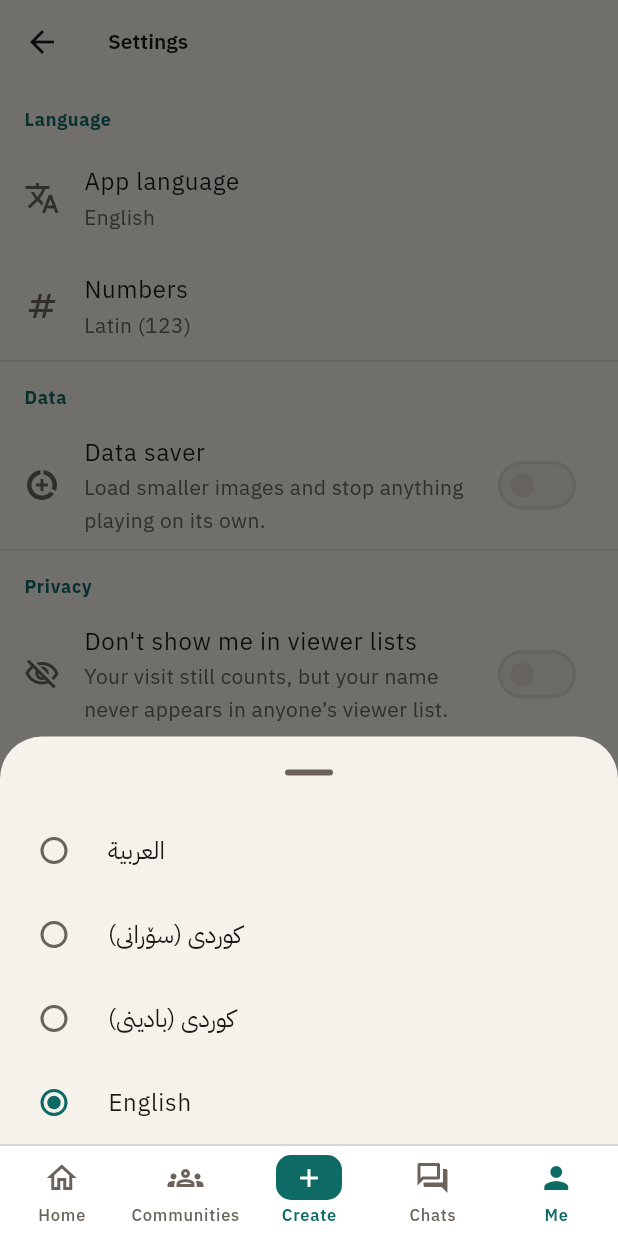
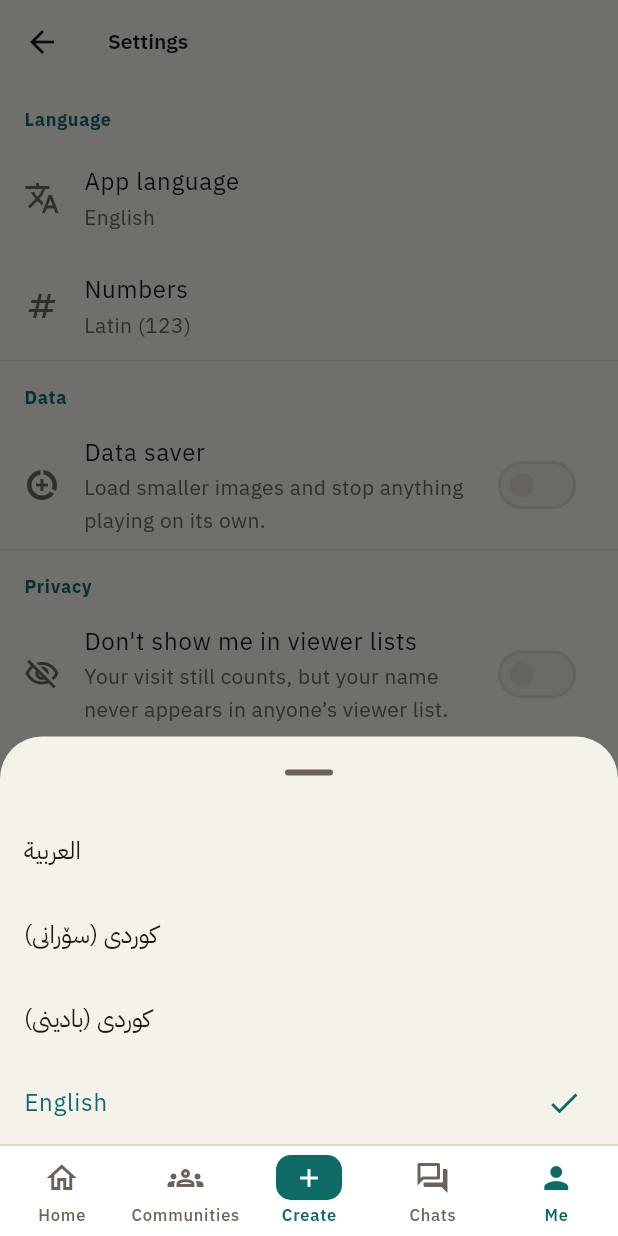
Before and after one commit to rozhiar-tech/brnj, a Flutter app: the SettingsScreen screen opened by its route, after a tap on "App language", on a phone screen of 412 x 824 dp. Run offline on Flutter 3.47's test engine with Material 3 defaults, Android fonts, the phone set to English and light mode, and no system bars; our stand-ins replace cached_network_image, cloud_firestore, cloud_functions, firebase_auth, firebase_core, firebase_messaging and 8 more; missing offline and left inert: firebase_app_check; accounts and stored records are empty; generated files the repository leaves out were written again; network calls fail.

Commit message:
Make every option sheet scroll instead of overflowing
The composer's timer picker put thirteen 56pt tiles in a Column inside a
bottom sheet and overflowed by 318 pixels the first time anyone opened
it. A sheet caps its own height; a Column with mainAxisSize.min inside
one looks safe and throws the moment the content outgrows the cap.

The same shape had shipped in four other places — settings pickers, plan
visibility, the create menu — surviving only because those have two to
five options. Rather than patch the one that broke, they all now go
through a shared sheet that scrolls and is height-capped. Short lists
still hug their content.

Content sheets had the mirror-image problem: "I cooked this" and sign-in
laid out a fixed column with the keyboard covering half the screen, and
the add-dish sheet asked for 70% of the full screen height rather than
70% of what the keyboard had left. All three now account for it.

Tests run at phone height, because the default 800x600 test surface is
tall enough to hide all of this — which is why the first four instances
shipped. Verified against the old widget: it fails at 316 pixels, two off
what the device reported.

Co-Authored-By: Claude Opus 5 <noreply@anthropic.com>

```diff
--- a/lib/features/auth/sign_in_sheet.dart
+++ b/lib/features/auth/sign_in_sheet.dart
@@ -140,6 +140,7 @@ class _SignInSheetState extends ConsumerState<_SignInSheet> {
         top: Gap.sm,
         bottom: MediaQuery.viewInsetsOf(context).bottom + Gap.xl,
       ),
+      child: SingleChildScrollView(
         child: Column(
           mainAxisSize: MainAxisSize.min,
           crossAxisAlignment: CrossAxisAlignment.stretch,
@@ -170,7 +171,9 @@ class _SignInSheetState extends ConsumerState<_SignInSheet> {
                 ],
                 textDirection: TextDirection.ltr,
                 textAlign: TextAlign.center,
-              style: theme.textTheme.headlineSmall?.copyWith(letterSpacing: 8),
+                style: theme.textTheme.headlineSmall?.copyWith(
+                  letterSpacing: 8,
+                ),
                 decoration: InputDecoration(hintText: l10n.signInCodeHint),
               ),
               const SizedBox(height: Gap.lg),
@@ -219,6 +222,7 @@ class _SignInSheetState extends ConsumerState<_SignInSheet> {
             ),
           ],
         ),
+      ),
     );
   }
 
--- a/lib/features/profile/settings_screen.dart
+++ b/lib/features/profile/settings_screen.dart
@@ -12,6 +12,7 @@ import '../../data/models/user_profile.dart';
 import '../../data/providers.dart';
 import '../../data/repositories/auth_repository.dart';
 import '../../l10n/gen/app_localizations.dart';
+import '../../shared/option_sheet.dart';
 
 class SettingsScreen extends ConsumerWidget {
   const SettingsScreen({super.key});
@@ -155,32 +156,20 @@ class SettingsScreen extends ConsumerWidget {
     );
   }
 
-  /// Single-choice sheet.
-  ///
-  /// Flutter 3.44 deprecated per-tile `groupValue`/`onChanged` in favour of a
-  /// [RadioGroup] ancestor owning the selection, so the group is declared once
-  /// here rather than repeated on every tile.
+  /// Single-choice sheet. Shares the scrollable, height-capped sheet with the
+  /// rest of the app so no list of options can outgrow its container.
   static Future<T?> _pickOne<T>(
     BuildContext context, {
     required T? selected,
     required List<(T value, String label)> options,
   }) {
-    return showModalBottomSheet<T>(
-      context: context,
-      showDragHandle: true,
-      builder: (context) => SafeArea(
-        child: RadioGroup<T>(
-          groupValue: selected,
-          onChanged: (value) => Navigator.pop(context, value),
-          child: Column(
-            mainAxisSize: MainAxisSize.min,
-            children: [
-              for (final (value, label) in options)
-                RadioListTile<T>(title: Text(label), value: value),
-            ],
-          ),
-        ),
-      ),
+    return showOptionSheet<T>(
+      context,
+      selected: selected,
+      options: [
+        for (final (value, label) in options)
+          SheetOption(value: value, label: label),
+      ],
     );
   }
 
--- /dev/null
+++ b/lib/shared/option_sheet.dart
@@ -0,0 +1,78 @@
+import 'package:flutter/material.dart';
+
+/// One choice in an [showOptionSheet].
+class SheetOption<T> {
+  const SheetOption({required this.value, required this.label, this.icon});
+
+  final T value;
+  final String label;
+  final IconData? icon;
+}
+
+/// A single-choice bottom sheet that cannot overflow.
+///
+/// The obvious way to build one of these — a `Column` with `mainAxisSize.min`
+/// inside `showModalBottomSheet` — works right up until the list is longer than
+/// the sheet's default 40%-of-screen ceiling, and then it throws instead of
+/// scrolling. That is not an edge case: the composer's timer picker has
+/// thirteen options and overflowed by 318 pixels the first time anyone opened
+/// it.
+///
+/// So the list always scrolls, and the sheet is capped rather than left to size
+/// itself. Short lists still hug their content because the list shrink-wraps.
+Future<T?> showOptionSheet<T>(
+  BuildContext context, {
+  required List<SheetOption<T>> options,
+  T? selected,
+  String? title,
+  double maxHeightFraction = 0.7,
+}) {
+  return showModalBottomSheet<T>(
+    context: context,
+    showDragHandle: true,
+    // Required for the sheet to grow past its default ceiling; without it the
+    // constraint below can never be honoured.
+    isScrollControlled: true,
+    builder: (context) {
+      final theme = Theme.of(context);
+
+      return SafeArea(
+        child: ConstrainedBox(
+          constraints: BoxConstraints(
+            maxHeight: MediaQuery.sizeOf(context).height * maxHeightFraction,
+          ),
+          child: Column(
+            mainAxisSize: MainAxisSize.min,
+            crossAxisAlignment: CrossAxisAlignment.stretch,
+            children: [
+              if (title != null)
+                Padding(
+                  padding: const EdgeInsets.fromLTRB(24, 0, 24, 8),
+                  child: Text(title, style: theme.textTheme.titleMedium),
+                ),
+              Flexible(
+                child: ListView.builder(
+                  shrinkWrap: true,
+                  itemCount: options.length,
+                  itemBuilder: (context, i) {
+                    final option = options[i];
+                    final isSelected = option.value == selected;
+                    return ListTile(
+                      leading: option.icon == null ? null : Icon(option.icon),
+                      title: Text(option.label),
+                      trailing: isSelected
+                          ? Icon(Icons.check, color: theme.colorScheme.primary)
+                          : null,
+                      selected: isSelected,
+                      onTap: () => Navigator.pop(context, option.value),
+                    );
+                  },
+                ),
+              ),
+            ],
+          ),
+        ),
+      );
+    },
+  );
+}
```
Also changed, not shown: lib/features/plan/add_dish_sheet.dart (+11 -2 lines), lib/features/plan/my_week_screen.dart (+13 -19 lines), lib/features/recipe/composer/steps_step.dart (+12 -19 lines), lib/features/recipe/cooked_sheet.dart (+13 -5 lines), 1 other file. Lines whose indentation alone changed are shown as unchanged.
